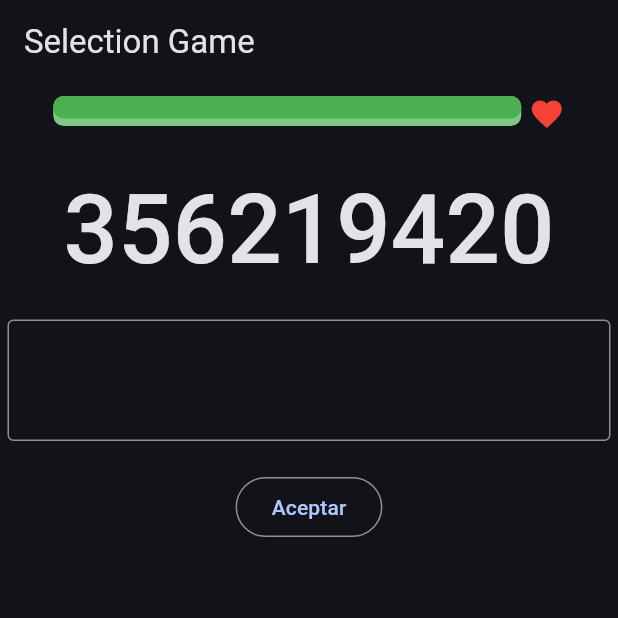
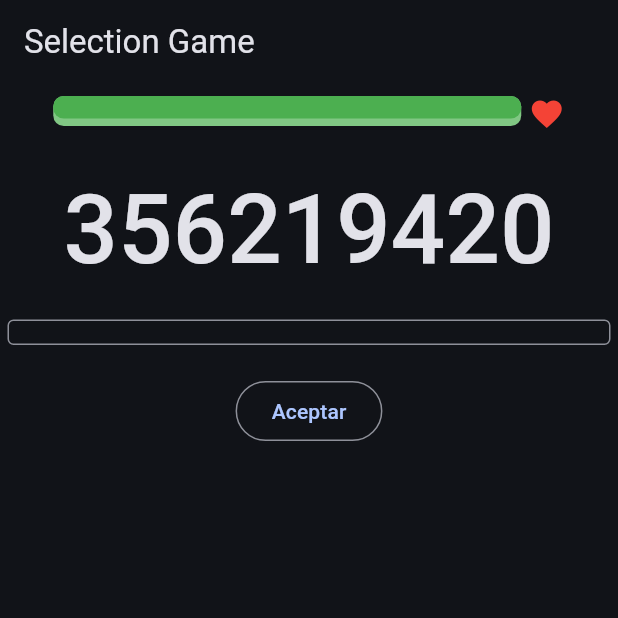
Before and after one commit to palmerovicdev/ia-final-project-front-pl, a Flutter app: the SelectionGamePage screen opened by its route, after a tap on "Comenzar", on a phone screen of 412 x 824 dp, the top half of it. Run offline on Flutter 3.47's test engine with Material 3 defaults, Android fonts, the light colour scheme and no system bars; our stand-ins replace animate_do, bloc, dio, easy_localization, equatable, flutter_animate and 5 more; network calls fail.

Commit message:
fix: another fixess

```diff
--- a/iafinalprojectfront/lib/config/config_data/configuration_data.dart
+++ b/iafinalprojectfront/lib/config/config_data/configuration_data.dart
@@ -2,7 +2,7 @@ class ConfigurationData {
   ConfigurationData({
     this.baseUrl = "http://localhost:34545",
     this.contentType = "application/json",
-    this.debugging = true,
+    this.debugging = false,
   });
 
   String baseUrl;
--- a/iafinalprojectfront/lib/number_translator/presentation/pages/translation/number_translator_page.dart
+++ b/iafinalprojectfront/lib/number_translator/presentation/pages/translation/number_translator_page.dart
@@ -158,20 +158,18 @@ class NumberTranslatorPage extends StatelessWidget {
                   children: [
                     CustomTooltip(
                       message: tr('play_a_game'),
-                      child: FloatingActionButton(
+                      child: FilledButton(
                         key: const Key('playGameButton'),
                         onPressed: () => context.pushNamed(Routes.selectionGame.name),
-                        shape: RoundedRectangleBorder(borderRadius: BorderRadius.circular(15)),
                         child: const Icon(Icons.gamepad_outlined),
                       ),
                     ),
                     const Gap(10),
                     CustomTooltip(
                       message: tr('play_a_game'),
-                      child: FloatingActionButton(
+                      child: FilledButton(
                         key: const Key('playGame2Button'),
                         onPressed: () => context.pushNamed(Routes.gamePage.name),
-                        shape: RoundedRectangleBorder(borderRadius: BorderRadius.circular(15)),
                         child: const Icon(Icons.gamepad_outlined),
                       ),
                     ),
--- a/iafinalprojectfront/lib/number_translator/presentation/widgets/custom_number_words_widget.dart
+++ b/iafinalprojectfront/lib/number_translator/presentation/widgets/custom_number_words_widget.dart
@@ -1,34 +1,39 @@
 import 'package:flutter/material.dart';
+import 'package:gap/gap.dart';
 
 class CustomNumberWordsWidget extends StatelessWidget {
   const CustomNumberWordsWidget({super.key, required this.words, required this.wordIndex, required this.responseTextController});
+
   final List<String> words;
   final int wordIndex;
   final TextEditingController responseTextController;
 
   @override
   Widget build(BuildContext context) {
-    var initialText = words.sublist(0, wordIndex).join('');
-    var finalText = '';
+    var initialText = words.sublist(0, wordIndex);
+    List<String> finalText = [];
     if (wordIndex + 1 < words.length - 1) {
-      finalText = words.sublist(wordIndex + 1, words.length).join('');
+      finalText = words.sublist(wordIndex + 1, words.length);
     } else if (wordIndex + 1 == words.length - 1) {
-      finalText = words[wordIndex + 1];
+      finalText.add(words[wordIndex + 1]);
     }
 
     return Row(
-      mainAxisAlignment: MainAxisAlignment.center,
-      mainAxisSize: MainAxisSize.min,
       children: [
-        Text(
-          initialText,
-          style: Theme.of(context).textTheme.titleLarge?.copyWith(fontSize: 64.0, fontWeight: FontWeight.w500),
-        ),
+        ...initialText.map((e) => Row(
+          children: [
+            Text(
+              e,
+              style: Theme.of(context).textTheme.bodyMedium?.copyWith(fontSize: 12.0, fontWeight: FontWeight.w400),
+            ),
+            const Gap(10),
+          ],
+        )),
         const SizedBox(width: 5.0),
         Flexible(
           child: TextField(
             controller: responseTextController,
-            style: Theme.of(context).textTheme.titleLarge?.copyWith(fontSize: 64.0, fontWeight: FontWeight.w500),
+            style: Theme.of(context).textTheme.bodyMedium?.copyWith(fontSize: 12.0, fontWeight: FontWeight.w400),
             decoration: const InputDecoration(
               border: OutlineInputBorder(),
               isDense: true,
@@ -42,10 +47,15 @@ class CustomNumberWordsWidget extends StatelessWidget {
           ),
         ),
         const SizedBox(width: 5.0),
-        Text(
-          finalText,
-          style: Theme.of(context).textTheme.titleLarge?.copyWith(fontSize: 64.0, fontWeight: FontWeight.w500),
-        ),
+        ...finalText.map((e) => Row(
+          children: [
+            Text(
+                  e,
+              style: Theme.of(context).textTheme.bodyMedium?.copyWith(fontSize: 12.0, fontWeight: FontWeight.w400),
+                ),
+            const Gap(10),
+          ],
+        )),
       ],
     );
   }
```
